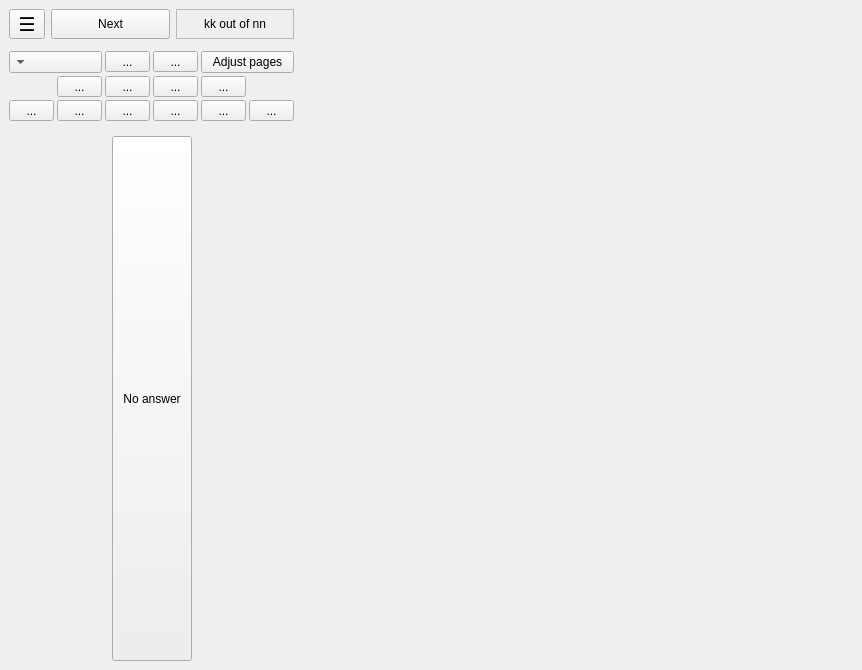
Before: the Qt Designer form qtCreatorFiles/ui_annotator.ui in plomgrading/plom, drawn with Qt 5.
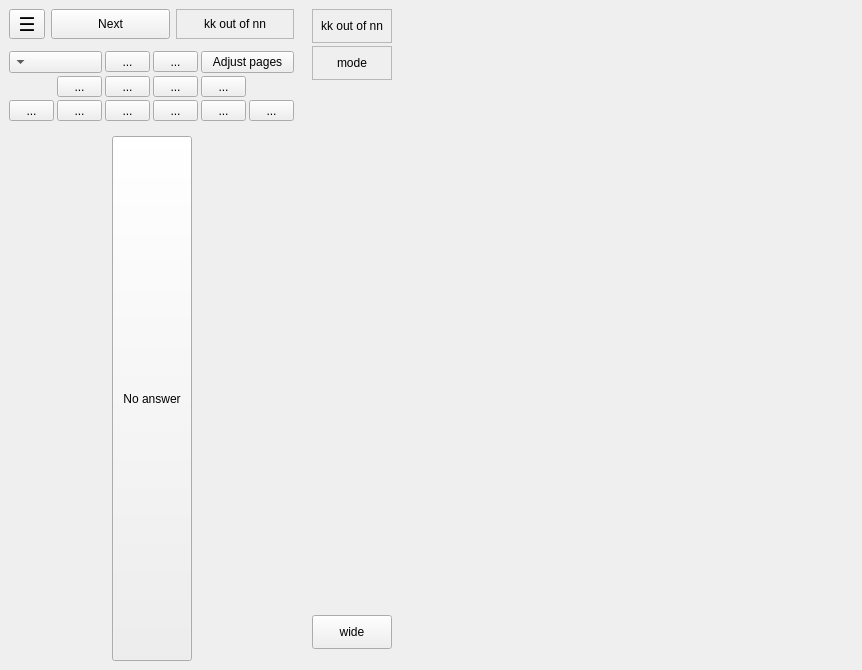
After: the same form once the commit is applied.

Commit message: Added minimal contents to narrow-mode.

The edit to the form file:
```diff
--- a/qtCreatorFiles/ui_annotator.ui
+++ b/qtCreatorFiles/ui_annotator.ui
@@ -570,10 +570,7 @@
       <enum>QFrame::Raised</enum>
      </property>
      <layout class="QVBoxLayout" name="verticalLayout_2">
-      <property name="spacing">
-       <number>2</number>
-      </property>
-      <item alignment="Qt::AlignTop">
+      <item>
        <widget class="QFrame" name="revealBox1">
         <property name="sizePolicy">
          <sizepolicy hsizetype="Preferred" vsizetype="Minimum">
@@ -603,10 +600,92 @@
          <property name="spacing">
           <number>3</number>
          </property>
+         <item row="4" column="0">
+          <spacer name="verticalSpacer">
+           <property name="orientation">
+            <enum>Qt::Vertical</enum>
+           </property>
+           <property name="sizeHint" stdset="0">
+            <size>
+             <width>20</width>
+             <height>40</height>
+            </size>
+           </property>
+          </spacer>
+         </item>
+         <item row="2" column="0">
+          <widget class="QLabel" name="narrowModeLabel">
+           <property name="sizePolicy">
+            <sizepolicy hsizetype="Preferred" vsizetype="Fixed">
+             <horstretch>1</horstretch>
+             <verstretch>0</verstretch>
+            </sizepolicy>
+           </property>
+           <property name="minimumSize">
+            <size>
+             <width>0</width>
+             <height>34</height>
+            </size>
+           </property>
+           <property name="frameShape">
+            <enum>QFrame::StyledPanel</enum>
+           </property>
+           <property name="frameShadow">
+            <enum>QFrame::Sunken</enum>
+           </property>
+           <property name="text">
+            <string>mode</string>
+           </property>
+           <property name="alignment">
+            <set>Qt::AlignCenter</set>
+           </property>
+          </widget>
+         </item>
+         <item row="1" column="0">
+          <widget class="QLabel" name="narrowMarkLabel">
+           <property name="sizePolicy">
+            <sizepolicy hsizetype="Preferred" vsizetype="Fixed">
+             <horstretch>1</horstretch>
+             <verstretch>0</verstretch>
+            </sizepolicy>
+           </property>
+           <property name="minimumSize">
+            <size>
+             <width>0</width>
+             <height>34</height>
+            </size>
+           </property>
+           <property name="frameShape">
+            <enum>QFrame::StyledPanel</enum>
+           </property>
+           <property name="frameShadow">
+            <enum>QFrame::Sunken</enum>
+           </property>
+           <property name="text">
+            <string>kk out of nn</string>
+           </property>
+           <property name="alignment">
+            <set>Qt::AlignCenter</set>
+           </property>
+          </widget>
+         </item>
+         <item row="5" column="0">
+          <widget class="QPushButton" name="wideButton">
+           <property name="minimumSize">
+            <size>
+             <width>0</width>
+             <height>34</height>
+            </size>
+           </property>
+           <property name="text">
+            <string>wide</string>
+           </property>
+          </widget>
+         </item>
         </layout>
        </widget>
       </item>
-      <item alignment="Qt::AlignHCenter|Qt::AlignBottom">
+      <item>
        <widget class="QFrame" name="revealBox2">
         <property name="sizePolicy">
          <sizepolicy hsizetype="Preferred" vsizetype="Minimum">
```
The commit also changes 3 other files.
